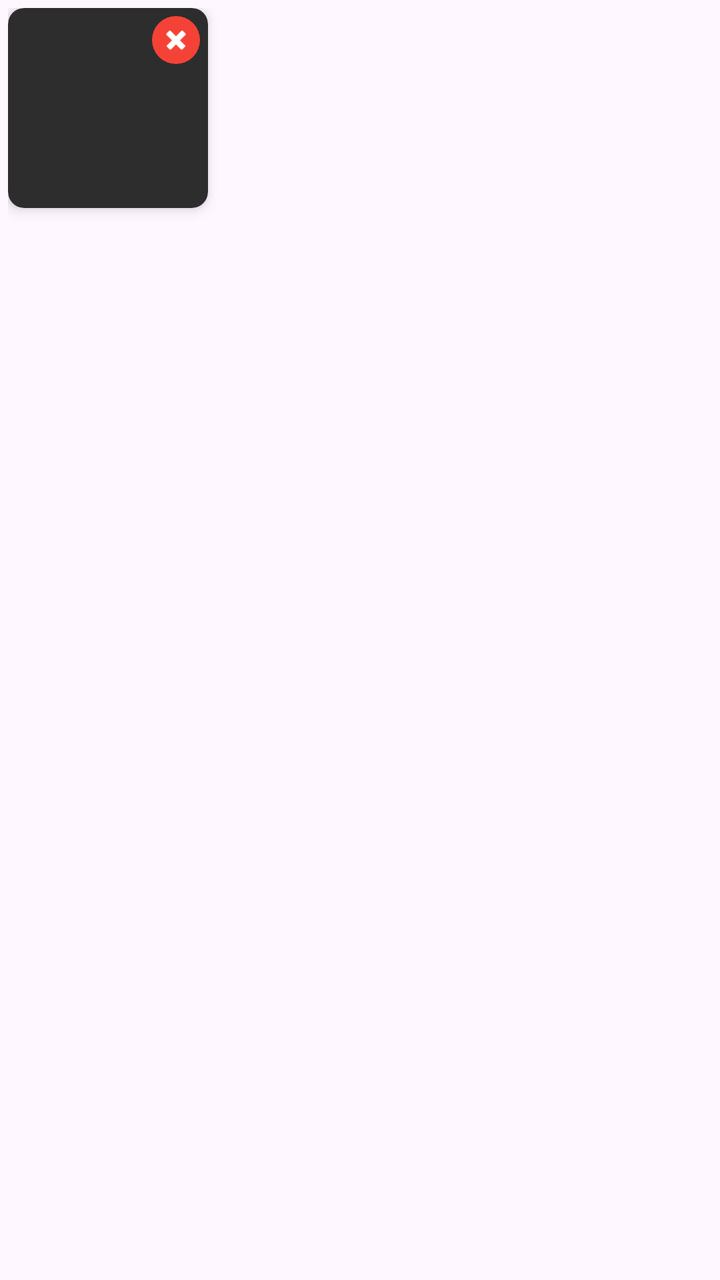
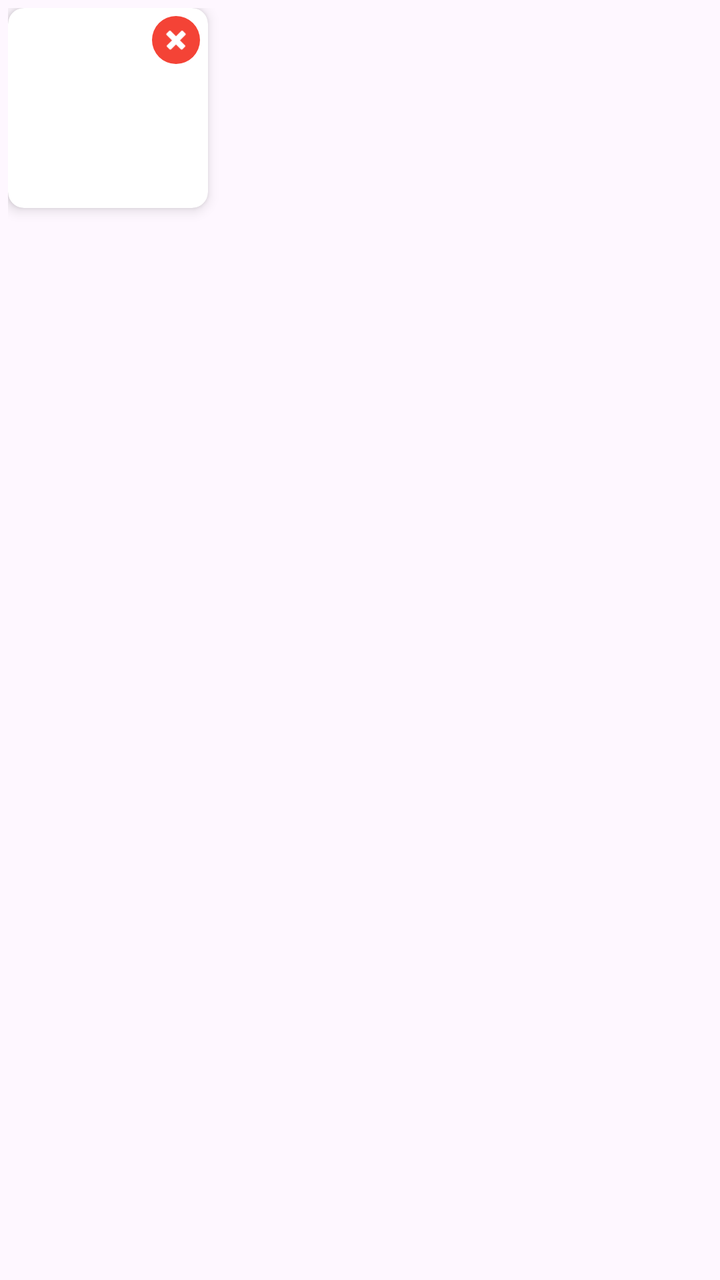

Compare the two renders of this Android layout. The source of the first and the diff that turns it into the second are given below.
<!-- AndroidManifest.xml: application theme Theme.RecallLive -->
<!-- res/layout/item_selected_image.xml -->
<?xml version="1.0" encoding="utf-8"?>
<FrameLayout xmlns:android="http://schemas.android.com/apk/res/android"
    xmlns:app="http://schemas.android.com/apk/res-auto"
    android:layout_width="wrap_content"
    android:layout_height="wrap_content"
    android:padding="4dp">

    <androidx.cardview.widget.CardView
        android:layout_width="100dp"
        android:layout_height="100dp"
        app:cardCornerRadius="8dp"
        app:cardElevation="4dp"
        app:cardBackgroundColor="#2D2D2D">

        <ImageView
            android:id="@+id/imageViewThumbnail"
            android:layout_width="match_parent"
            android:layout_height="match_parent"
            android:scaleType="centerCrop"
            android:contentDescription="Selected image thumbnail" />

        <ImageButton
            android:id="@+id/buttonDelete"
            android:layout_width="24dp"
            android:layout_height="24dp"
            android:layout_gravity="top|end"
            android:layout_margin="4dp"
            android:background="@drawable/circle_background_red"
            android:src="@android:drawable/ic_delete"
            android:contentDescription="Delete image"
            android:scaleType="centerInside"
            android:padding="4dp"
            app:tint="@android:color/white" />

    </androidx.cardview.widget.CardView>

</FrameLayout>
<!-- resources referenced by this layout -->
<resources>
  <!-- drawable circle_background_red (drawable) -->
  <?xml version="1.0" encoding="utf-8"?>
  <shape xmlns:android="http://schemas.android.com/apk/res/android"
      android:shape="oval">
      <solid android:color="#F44336" />
  </shape>
  <style name="Theme.RecallLive" parent="Base.Theme.RecallLive" />
  <style name="Base.Theme.RecallLive" parent="Theme.Material3.DayNight.NoActionBar">
          
          
      </style>
</resources>

<!-- the commit's change to res/layout/item_selected_image.xml (unified diff, before → after) -->
@@ -10,7 +10,7 @@
         android:layout_height="100dp"
         app:cardCornerRadius="8dp"
         app:cardElevation="4dp"
-        app:cardBackgroundColor="#2D2D2D">
+        app:cardBackgroundColor="#FFFFFF">
 
         <ImageView
             android:id="@+id/imageViewThumbnail"
